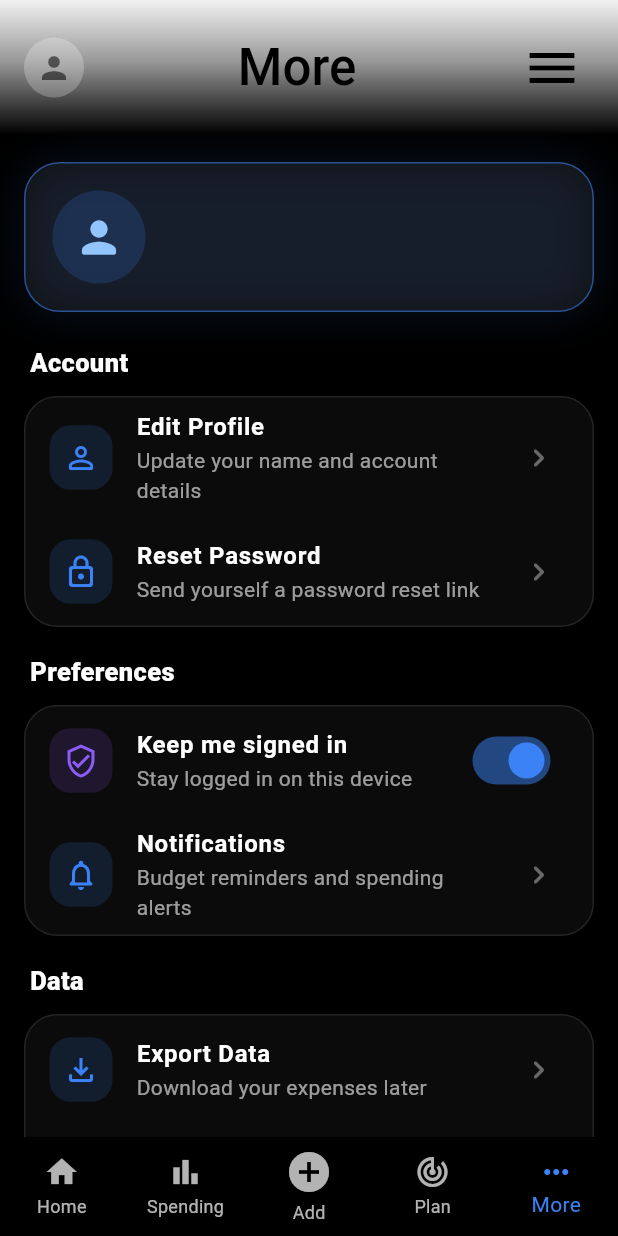
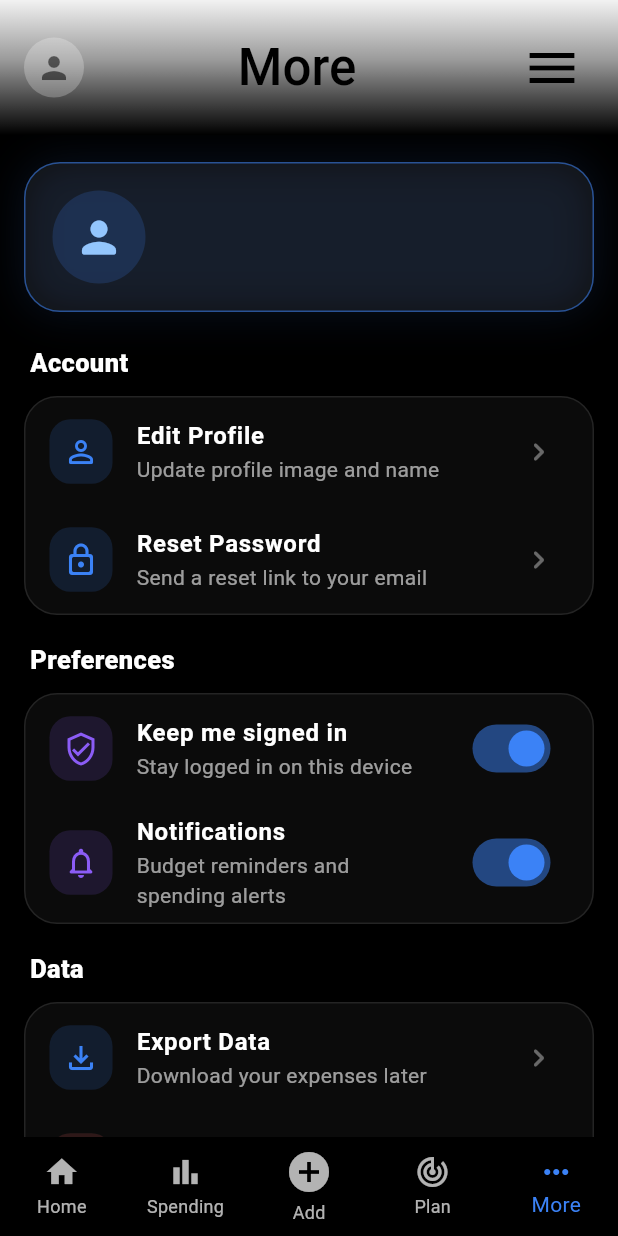
Before and after one commit to LeonL51/bagFlow, a Flutter app: the MoreScreen screen opened directly, on a phone screen of 412 x 824 dp. Run offline on Flutter 3.47's test engine with Material 3 defaults, Android fonts, the phone set to English and light mode, and no system bars; our stand-ins replace cloud_firestore, firebase_auth, firebase_core, fl_chart, flutter_riverpod, google_sign_in and 1 more; accounts and stored records are empty.

Commit message:
Make modifications to more screen based on recent developments of new files and added user and expense services

```diff
--- a/lib/screens/navBar/more_screen.dart
+++ b/lib/screens/navBar/more_screen.dart
@@ -1,6 +1,8 @@
 import 'package:bag_flow/providers/auth_provider.dart';
 import 'package:bag_flow/providers/expense_provider.dart';
-import 'package:bag_flow/screens/credentials/forgotPassword.dart';
+import 'package:bag_flow/screens/credentials/login_screen.dart';
+import 'package:bag_flow/screens/navBar/edit_profile_screen.dart';
+import 'package:bag_flow/screens/navBar/settings_reset_password_screen.dart';
 import 'package:bag_flow/utils/bottom_nav_handler.dart';
 import 'package:bag_flow/widgets/layouts/fixed_appBar.dart';
 import 'package:bag_flow/widgets/layouts/fixed_bottomNavBar.dart';
@@ -17,6 +19,7 @@ class MoreScreen extends ConsumerStatefulWidget {
 class _MoreScreenState extends ConsumerState<MoreScreen> {
   int _currentIndex = 4;
   bool _keepSignedIn = true;
+  bool _notificationsEnabled = true;
   bool _loadingPrefs = true;
 
   @override
@@ -27,12 +30,15 @@ class _MoreScreenState extends ConsumerState<MoreScreen> {
 
   Future<void> _loadPreferences() async {
     final prefs = ref.read(preferencesServiceProvider);
+
     final keepSignedIn = await prefs.getKeepSignedIn();
+    final notificationsEnabled = await prefs.getNotificationsEnabled();
 
     if (!mounted) return;
 
     setState(() {
       _keepSignedIn = keepSignedIn;
+      _notificationsEnabled = notificationsEnabled;
       _loadingPrefs = false;
     });
   }
@@ -41,6 +47,15 @@ class _MoreScreenState extends ConsumerState<MoreScreen> {
   Future<void> _updateKeepSignedIn(bool value) async {
     setState(() => _keepSignedIn = value);
     await ref.read(preferencesServiceProvider).setKeepSignedIn(value);
+  }
+
+  Future<void> _updateNotifications(bool value) async {
+    setState(() => _notificationsEnabled = value);
+    await ref.read(preferencesServiceProvider).setNotificationsEnabled(value);
+
+    _showMessage(
+      value ? 'Notifications enabled' : 'Notifications disabled',
+    );
   }
 
   // Logout pop up button
@@ -67,6 +82,55 @@ class _MoreScreenState extends ConsumerState<MoreScreen> {
     if (confirm != true) return;
 
     await ref.read(authServiceProvider).signOut();
+
+    if (!mounted) return;
+
+    Navigator.pushAndRemoveUntil(
+      context,
+      MaterialPageRoute(builder: (_) => const LoginScreen()),
+      (route) => false,
+    );
+  }
+
+  Future<void> _clearData() async {
+    final user = ref.read(authServiceProvider).currentUser;
+
+    if (user == null) {
+      _showMessage('Please log in first');
+      return;
+    }
+
+    final confirm = await showDialog<bool>(
+      context: context,
+      builder: (context) => AlertDialog(
+        title: const Text('Clear all data?'),
+        content: const Text(
+          'This will permanently remove all saved expenses from your account.',
+        ),
+        actions: [
+          TextButton(
+            onPressed: () => Navigator.pop(context, false),
+            child: const Text('Cancel'),
+          ),
+          FilledButton(
+            onPressed: () => Navigator.pop(context, true),
+            child: const Text('Clear Data'),
+          ),
+        ],
+      ),
+    );
+
+    if (confirm != true) return;
+
+    try {
+      await ref.read(expenseServiceProvider).deleteAllExpenses(user.uid);
+
+      if (!mounted) return;
+
+      _showMessage('All expense data cleared');
+    } catch (e) {
+      _showMessage('Could not clear data: $e');
+    }
   }
 
   Future<void> _exportData() async {
@@ -118,10 +182,12 @@ class _MoreScreenState extends ConsumerState<MoreScreen> {
                   // Get full name and email from Firestore
                   final name = profile?['fullName'] ?? 'User';
                   final email = profile?['email'] ?? user?.email ?? 'No email found';
+                  final photoUrl = profile?['photoUrl'] ?? user?.photoURL;
 
                   return _profileCard(
                     name: name.toString(),
                     email: email.toString(),
+                    photoUrl: photoUrl?.toString(),
                   );
                 },
 
@@ -129,12 +195,14 @@ class _MoreScreenState extends ConsumerState<MoreScreen> {
                 loading: () => _profileCard(
                   name: 'Loading...',
                   email: 'Fetching profile',
+                  photoUrl: null,
                 ),
 
                 // Error state of profile card
                 error: (_, __) => _profileCard(
                   name: 'Invalid User',
                   email: user?.email ?? 'Profile unavailable',
+                  photoUrl: user?.photoURL,
                 ),
               ),
 
@@ -146,18 +214,25 @@ class _MoreScreenState extends ConsumerState<MoreScreen> {
                 _settingsTile(
                   icon: Icons.person_outline_rounded,
                   title: 'Edit Profile',
-                  subtitle: 'Update your name and account details',
-                  onTap: () => _comingSoon('Edit profile'),
+                  subtitle: 'Update profile image and name',
+                  onTap: () {
+                    Navigator.push(
+                      context,
+                      MaterialPageRoute(
+                        builder: (_) => const EditProfileScreen(),
+                      ),
+                    );
+                  },
                 ),
                 _settingsTile(
                   icon: Icons.lock_outline_rounded,
                   title: 'Reset Password',
-                  subtitle: 'Send yourself a password reset link',
+                  subtitle: 'Send a reset link to your email',
                   onTap: () {
                     Navigator.push(
                       context,
                       MaterialPageRoute(
-                        builder: (_) => const ForgotPassword(),
+                        builder: (_) => const SettingsResetPasswordScreen(),
                       ),
                     );
                   },
@@ -177,11 +252,13 @@ class _MoreScreenState extends ConsumerState<MoreScreen> {
                   loading: _loadingPrefs,
                   onChanged: _updateKeepSignedIn,
                 ),
-                _settingsTile(
+                _switchTile(
                   icon: Icons.notifications_none_rounded,
                   title: 'Notifications',
                   subtitle: 'Budget reminders and spending alerts',
-                  onTap: () => _comingSoon('Notifications'),
+                  value: _notificationsEnabled,
+                  loading: _loadingPrefs,
+                  onChanged: _updateNotifications,
                 ),
               ]),
 
@@ -201,7 +278,7 @@ class _MoreScreenState extends ConsumerState<MoreScreen> {
                   title: 'Clear Data',
                   subtitle: 'Remove all saved expenses',
                   danger: true,
-                  onTap: () => _comingSoon('Clear data'),
+                  onTap: _clearData,
                 ),
               ]),
 
@@ -248,7 +325,10 @@ class _MoreScreenState extends ConsumerState<MoreScreen> {
   Widget _profileCard({
     required String name,
     required String email,
+    required String? photoUrl,
   }) {
+    final hasPhoto = photoUrl != null && photoUrl.isNotEmpty;
+
     return Container(
       width: double.infinity,
       padding: const EdgeInsets.all(18),
@@ -267,18 +347,17 @@ class _MoreScreenState extends ConsumerState<MoreScreen> {
       child: Row(
         children: [
           // Icon
-          Container(
-            width: 62,
-            height: 62,
-            decoration: BoxDecoration(
-              shape: BoxShape.circle,
-              color: const Color(0xFF3B82F6).withOpacity(0.18),
-            ),
-            child: const Icon(
-              Icons.person_rounded,
-              color: Color(0xFF93C5FD),
-              size: 34,
-            ),
+          CircleAvatar(
+            radius: 31,
+            backgroundColor: const Color(0xFF3B82F6).withOpacity(0.18),
+            backgroundImage: hasPhoto ? NetworkImage(photoUrl) : null,
+            child: hasPhoto
+                ? null
+                : const Icon(
+                    Icons.person_rounded,
+                    color: Color(0xFF93C5FD),
+                    size: 34,
+                  ),
           ),
           const SizedBox(width: 16),
 
```
